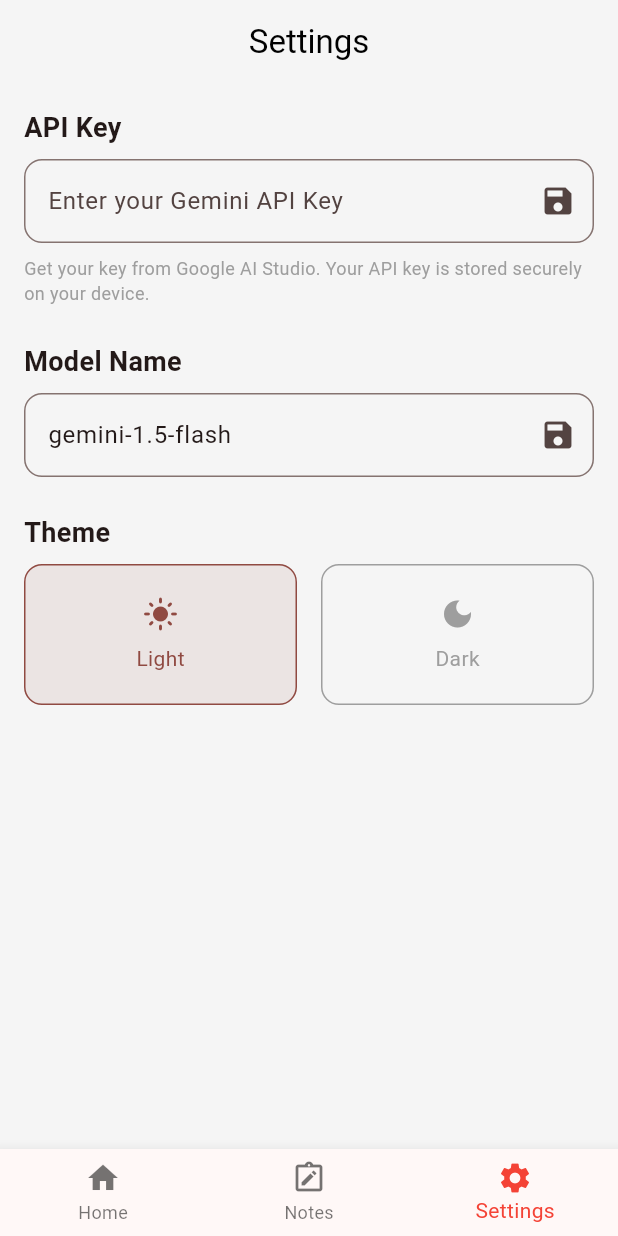
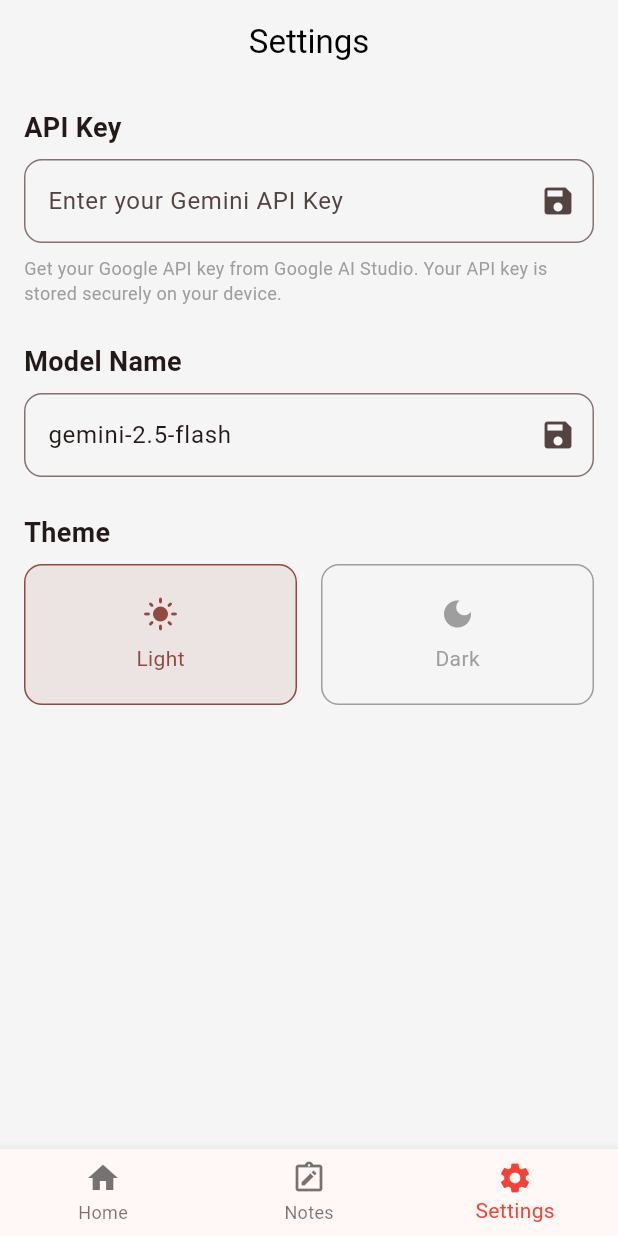
Before and after one commit to ullas9525/Dictation_App, a Flutter app: the screen it shows after launch, item 3 of the bottom bar chosen, on a phone screen of 412 x 824 dp. Run offline on Flutter 3.47's test engine with Material 3 defaults, Android fonts, the phone set to English and light mode, and no system bars; our stand-ins replace flutter_markdown, google_generative_ai, permission_handler, shared_preferences; missing offline and left inert: flutter_sound.

Commit message:
Updated Gemini model

```diff
--- a/lib/main.dart
+++ b/lib/main.dart
@@ -1169,7 +1169,7 @@ class _SettingsPageState extends State<SettingsPage> {
     if (mounted) {
       setState(() {
         _apiKeyController.text = prefs.getString('apiKey') ?? '';
-        _modelNameController.text = prefs.getString('modelName') ?? 'gemini-1.5-flash';
+        _modelNameController.text = prefs.getString('modelName') ?? 'gemini-2.5-flash';
       });
     }
   }
@@ -1228,7 +1228,7 @@ class _SettingsPageState extends State<SettingsPage> {
           ),
           const SizedBox(height: 8),
           const Text(
-            'Get your key from Google AI Studio. Your API key is stored securely on your device.',
+            'Get your Google API key from Google AI Studio. Your API key is stored securely on your device.',
             style: TextStyle(color: Colors.grey, fontSize: 12),
           ),
           const SizedBox(height: 24),
@@ -1237,7 +1237,7 @@ class _SettingsPageState extends State<SettingsPage> {
           TextField(
             controller: _modelNameController,
             decoration: InputDecoration(
-              hintText: 'Use gemini-1.5-flash',
+              hintText: 'Use gemini-2.5-flash',
               border: OutlineInputBorder(
                 borderRadius: BorderRadius.circular(12),
               ),
```
